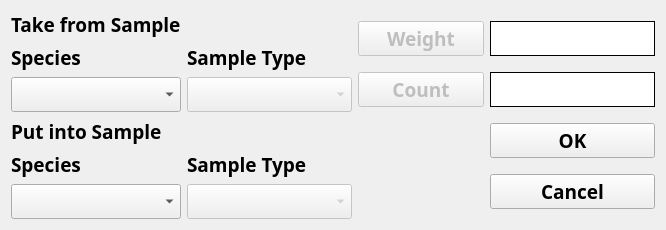
Before: the Qt Designer form ui/TransferDlg.ui in aliciabillings-noaa/CLAMS, drawn with Qt 5.
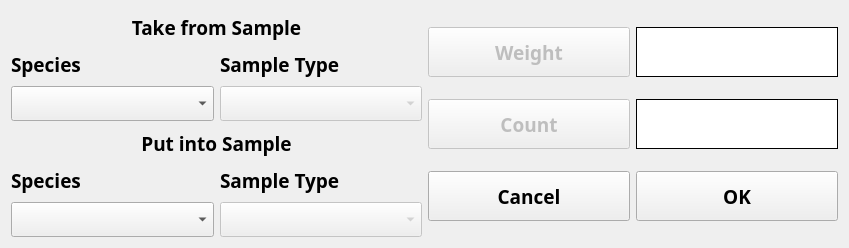
After: the same form once the commit is applied.

Patch:
```diff
--- a/ui/TransferDlg.ui
+++ b/ui/TransferDlg.ui
@@ -6,8 +6,8 @@
    <rect>
     <x>0</x>
     <y>0</y>
-    <width>666</width>
-    <height>228</height>
+    <width>849</width>
+    <height>248</height>
    </rect>
   </property>
   <property name="font">
@@ -51,21 +51,6 @@
        </property>
       </widget>
      </item>
-     <item row="0" column="0">
-      <widget class="QLabel" name="label">
-       <property name="font">
-        <font>
-         <family>Arial Black</family>
-         <pointsize>14</pointsize>
-         <weight>75</weight>
-         <bold>true</bold>
-        </font>
-       </property>
-       <property name="text">
-        <string>Take from Sample</string>
-       </property>
-      </widget>
-     </item>
      <item row="3" column="1">
       <widget class="QComboBox" name="fromBasketType">
        <property name="enabled">
@@ -87,21 +72,6 @@
        </property>
       </widget>
      </item>
-     <item row="4" column="0">
-      <widget class="QLabel" name="label_2">
-       <property name="font">
-        <font>
-         <family>Arial Black</family>
-         <pointsize>14</pointsize>
-         <weight>75</weight>
-         <bold>true</bold>
-        </font>
-       </property>
-       <property name="text">
-        <string>Put into Sample</string>
-       </property>
-      </widget>
-     </item>
      <item row="6" column="0">
       <widget class="QComboBox" name="toSampleSpc">
        <property name="minimumSize">
@@ -189,6 +159,42 @@
        </property>
       </widget>
      </item>
+     <item row="0" column="0" colspan="2">
+      <widget class="QLabel" name="label">
+       <property name="font">
+        <font>
+         <family>Arial Black</family>
+         <pointsize>14</pointsize>
+         <weight>75</weight>
+         <bold>true</bold>
+        </font>
+       </property>
+       <property name="text">
+        <string>Take from Sample</string>
+       </property>
+       <property name="alignment">
+        <set>Qt::AlignCenter</set>
+       </property>
+      </widget>
+     </item>
+     <item row="4" column="0" colspan="2">
+      <widget class="QLabel" name="label_2">
+       <property name="font">
+        <font>
+         <family>Arial Black</family>
+         <pointsize>14</pointsize>
+         <weight>75</weight>
+         <bold>true</bold>
+        </font>
+       </property>
+       <property name="text">
+        <string>Put into Sample</string>
+       </property>
+       <property name="alignment">
+        <set>Qt::AlignCenter</set>
+       </property>
+      </widget>
+     </item>
     </layout>
    </item>
    <item>
@@ -230,6 +236,12 @@
        <property name="enabled">
         <bool>false</bool>
        </property>
+       <property name="minimumSize">
+        <size>
+         <width>0</width>
+         <height>50</height>
+        </size>
+       </property>
        <property name="font">
         <font>
          <family>Arial Black</family>
@@ -248,6 +260,12 @@
        <property name="enabled">
         <bool>false</bool>
        </property>
+       <property name="minimumSize">
+        <size>
+         <width>0</width>
+         <height>50</height>
+        </size>
+       </property>
        <property name="font">
         <font>
          <family>Arial Black</family>
@@ -293,33 +311,12 @@
        </property>
       </widget>
      </item>
-     <item row="2" column="1">
-      <widget class="QPushButton" name="okBtn">
-       <property name="minimumSize">
-        <size>
-         <width>165</width>
-         <height>35</height>
-        </size>
-       </property>
-       <property name="font">
-        <font>
-         <family>Arial Black</family>
-         <pointsize>14</pointsize>
-         <weight>75</weight>
-         <bold>true</bold>
-        </font>
-       </property>
-       <property name="text">
-        <string>OK</string>
-       </property>
-      </widget>
-     </item>
-     <item row="3" column="1">
+     <item row="3" column="0">
       <widget class="QPushButton" name="cancelBtn">
        <property name="minimumSize">
         <size>
          <width>165</width>
-         <height>35</height>
+         <height>50</height>
         </size>
        </property>
        <property name="font">
@@ -335,6 +332,27 @@
        </property>
       </widget>
      </item>
+     <item row="3" column="1">
+      <widget class="QPushButton" name="okBtn">
+       <property name="minimumSize">
+        <size>
+         <width>165</width>
+         <height>50</height>
+        </size>
+       </property>
+       <property name="font">
+        <font>
+         <family>Arial Black</family>
+         <pointsize>14</pointsize>
+         <weight>75</weight>
+         <bold>true</bold>
+        </font>
+       </property>
+       <property name="text">
+        <string>OK</string>
+       </property>
+      </widget>
+     </item>
     </layout>
    </item>
   </layout>
```
